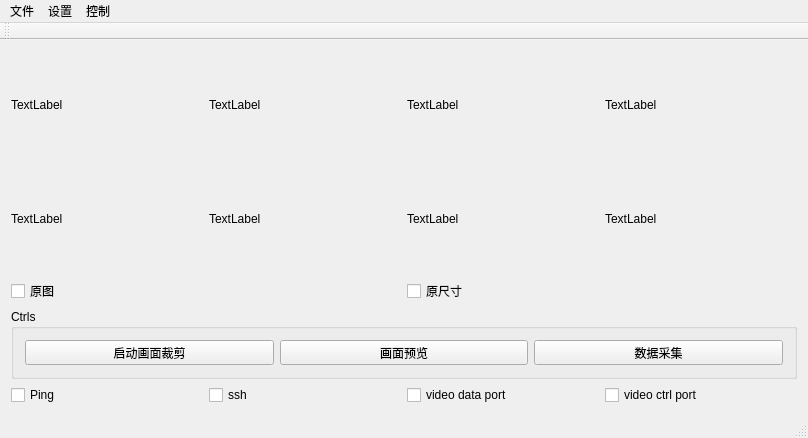
Above: trunk/ProjectCode/SGVcode/main_qt_test/mainwindow.ui from blacksherry0831/slicOutDoorParallelCollection.Spiral before the change. Below: the same form after it.
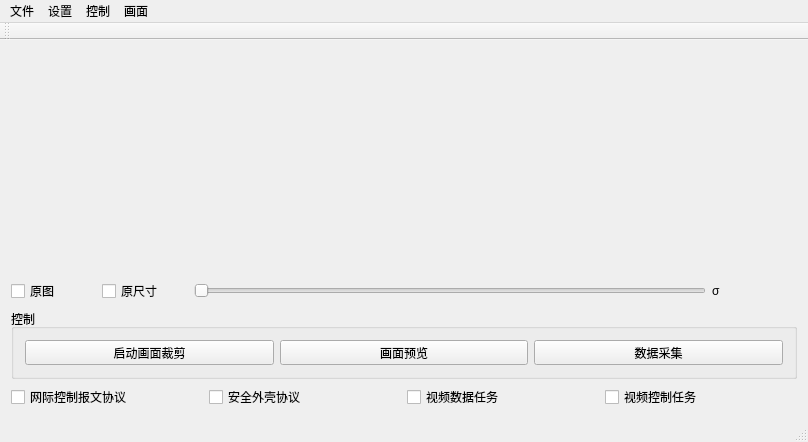
That is the form after the change. Custom widgets are drawn as their Qt base class.

What changed in the file:
```diff
--- a/trunk/ProjectCode/SGVcode/main_qt_test/mainwindow.ui
+++ b/trunk/ProjectCode/SGVcode/main_qt_test/mainwindow.ui
@@ -7,7 +7,7 @@
     <x>0</x>
     <y>0</y>
     <width>806</width>
-    <height>412</height>
+    <height>414</height>
    </rect>
   </property>
   <property name="sizePolicy">
@@ -44,7 +44,7 @@
          </size>
         </property>
         <property name="text">
-         <string>TextLabel</string>
+         <string/>
         </property>
        </widget>
       </item>
@@ -57,7 +57,7 @@
          </size>
         </property>
         <property name="text">
-         <string>TextLabel</string>
+         <string/>
         </property>
        </widget>
       </item>
@@ -70,7 +70,7 @@
          </size>
         </property>
         <property name="text">
-         <string>TextLabel</string>
+         <string/>
         </property>
        </widget>
       </item>
@@ -83,7 +83,7 @@
          </size>
         </property>
         <property name="text">
-         <string>TextLabel</string>
+         <string/>
         </property>
        </widget>
       </item>
@@ -96,7 +96,7 @@
          </size>
         </property>
         <property name="text">
-         <string>TextLabel</string>
+         <string/>
         </property>
        </widget>
       </item>
@@ -109,7 +109,7 @@
          </size>
         </property>
         <property name="text">
-         <string>TextLabel</string>
+         <string/>
         </property>
        </widget>
       </item>
@@ -122,7 +122,7 @@
          </size>
         </property>
         <property name="text">
-         <string>TextLabel</string>
+         <string/>
         </property>
        </widget>
       </item>
@@ -135,7 +135,7 @@
          </size>
         </property>
         <property name="text">
-         <string>TextLabel</string>
+         <string/>
         </property>
        </widget>
       </item>
@@ -148,6 +148,12 @@
       </property>
       <item>
        <widget class="QCheckBox" name="checkBox_ImgModeOrg">
+        <property name="maximumSize">
+         <size>
+          <width>16777215</width>
+          <height>35</height>
+         </size>
+        </property>
         <property name="text">
          <string>原图</string>
         </property>
@@ -155,11 +161,46 @@
       </item>
       <item>
        <widget class="QCheckBox" name="checkBox_ImgModeSizeOrg">
+        <property name="maximumSize">
+         <size>
+          <width>16777215</width>
+          <height>35</height>
+         </size>
+        </property>
         <property name="text">
          <string>原尺寸</string>
         </property>
        </widget>
       </item>
+      <item>
+       <widget class="QSlider" name="horizontalSlider_sigma">
+        <property name="maximumSize">
+         <size>
+          <width>512</width>
+          <height>35</height>
+         </size>
+        </property>
+        <property name="maximum">
+         <number>255</number>
+        </property>
+        <property name="orientation">
+         <enum>Qt::Horizontal</enum>
+        </property>
+       </widget>
+      </item>
+      <item>
+       <widget class="QLabel" name="label_sigma">
+        <property name="maximumSize">
+         <size>
+          <width>16777215</width>
+          <height>35</height>
+         </size>
+        </property>
+        <property name="text">
+         <string>σ</string>
+        </property>
+       </widget>
+      </item>
      </layout>
     </item>
     <item>
@@ -176,7 +217,7 @@
          </size>
         </property>
         <property name="title">
-         <string>Ctrls</string>
+         <string>控制</string>
         </property>
         <layout class="QHBoxLayout" name="horizontalLayout_4">
          <property name="sizeConstraint">
@@ -226,28 +267,28 @@
       <item row="0" column="0">
        <widget class="QCheckBox" name="checkBox_ping">
         <property name="text">
-         <string>Ping</string>
+         <string>网际控制报文协议</string>
         </property>
        </widget>
       </item>
       <item row="0" column="1">
        <widget class="QCheckBox" name="checkBox_ssh">
         <property name="text">
-         <string>ssh</string>
+         <string>安全外壳协议</string>
         </property>
        </widget>
       </item>
       <item row="0" column="2">
        <widget class="QCheckBox" name="checkBox_video_port">
         <property name="text">
-         <string>video data port</string>
+         <string>视频数据任务</string>
         </property>
        </widget>
       </item>
       <item row="0" column="3">
        <widget class="QCheckBox" name="checkBox_ctrl_port">
         <property name="text">
-         <string>video ctrl port</string>
+         <string>视频控制任务</string>
         </property>
        </widget>
       </item>
@@ -284,9 +325,16 @@
     </property>
     <addaction name="action_stop_bg_srv"/>
    </widget>
+   <widget class="QMenu" name="menu_view">
+    <property name="title">
+     <string>画面</string>
+    </property>
+    <addaction name="actionShow_Cut_Area"/>
+   </widget>
    <addaction name="menu"/>
    <addaction name="menu_2"/>
    <addaction name="menu_ctrl"/>
+   <addaction name="menu_view"/>
   </widget>
   <widget class="QToolBar" name="mainToolBar">
    <attribute name="toolBarArea">
```
Left out of the diff: 24 changed lines with no effect on the pictures.
